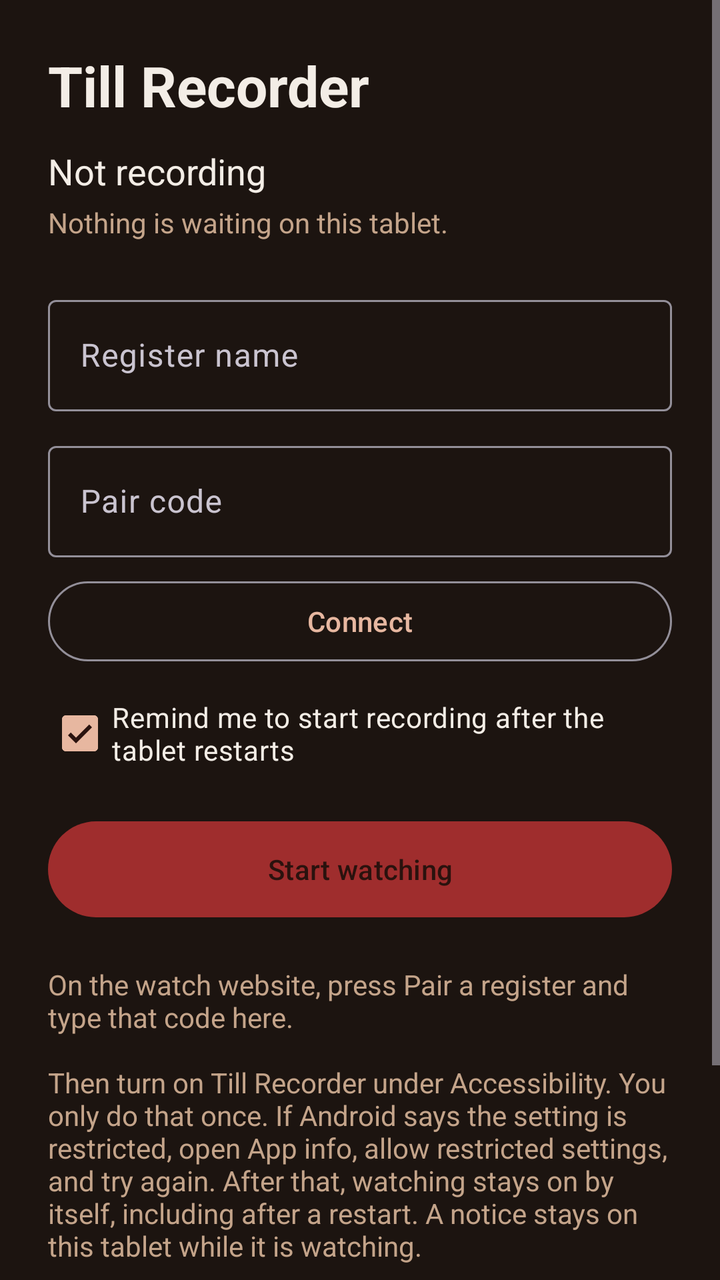
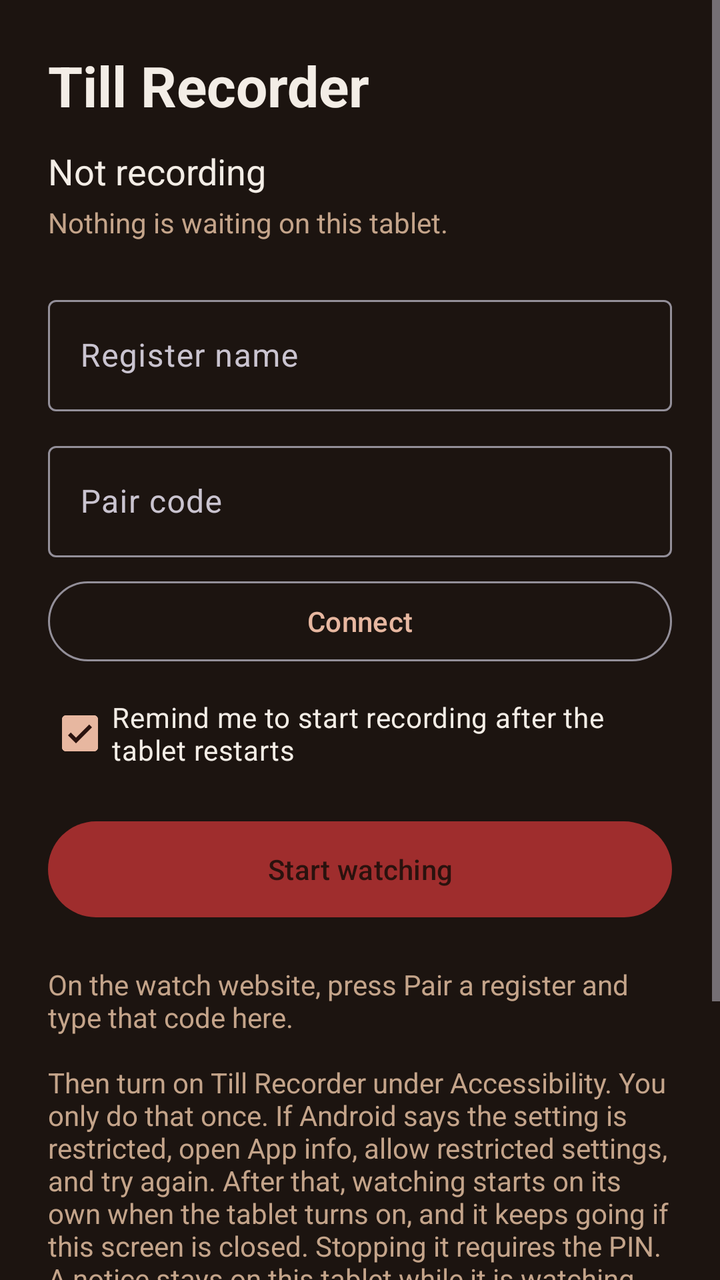

The first picture is an Android layout as it rendered before a commit; the second is the same layout after the commit. The layout source and the unified diff follow.
<!-- AndroidManifest.xml: application theme Theme.TillRecorder -->
<!-- res/layout/activity_main.xml -->
<?xml version="1.0" encoding="utf-8"?>
<ScrollView xmlns:android="http://schemas.android.com/apk/res/android"
    xmlns:app="http://schemas.android.com/apk/res-auto"
    android:layout_width="match_parent"
    android:layout_height="match_parent"
    android:background="@color/bg"
    android:fillViewport="true">

    <LinearLayout
        android:layout_width="match_parent"
        android:layout_height="wrap_content"
        android:orientation="vertical"
        android:padding="24dp">

        <TextView
            android:layout_width="match_parent"
            android:layout_height="wrap_content"
            android:text="@string/app_name"
            android:textColor="@color/ink"
            android:textSize="28sp"
            android:textStyle="bold" />

        <TextView
            android:id="@+id/statusText"
            android:layout_width="match_parent"
            android:layout_height="wrap_content"
            android:layout_marginTop="12dp"
            android:text="@string/status_idle"
            android:textColor="@color/ink"
            android:textSize="18sp" />

        <TextView
            android:id="@+id/pendingText"
            android:layout_width="match_parent"
            android:layout_height="wrap_content"
            android:layout_marginTop="4dp"
            android:text="@string/pending_clear"
            android:textColor="@color/muted"
            android:textSize="14sp" />

        <com.google.android.material.textfield.TextInputLayout
            android:layout_width="match_parent"
            android:layout_height="wrap_content"
            android:layout_marginTop="24dp"
            android:hint="@string/register_name"
            app:boxBackgroundMode="outline">

            <com.google.android.material.textfield.TextInputEditText
                android:id="@+id/registerName"
                android:layout_width="match_parent"
                android:layout_height="wrap_content"
                android:inputType="textCapWords"
                android:singleLine="true" />
        </com.google.android.material.textfield.TextInputLayout>

        <com.google.android.material.textfield.TextInputLayout
            android:id="@+id/pairLayout"
            android:layout_width="match_parent"
            android:layout_height="wrap_content"
            android:layout_marginTop="12dp"
            android:hint="@string/pair_code"
            app:boxBackgroundMode="outline">

            <com.google.android.material.textfield.TextInputEditText
                android:id="@+id/pairCode"
                android:layout_width="match_parent"
                android:layout_height="wrap_content"
                android:inputType="textCapCharacters"
                android:singleLine="true" />
        </com.google.android.material.textfield.TextInputLayout>

        <com.google.android.material.button.MaterialButton
            android:id="@+id/connectButton"
            style="@style/Widget.Material3.Button.OutlinedButton"
            android:layout_width="match_parent"
            android:layout_height="wrap_content"
            android:layout_marginTop="8dp"
            android:text="@string/connect" />

        <com.google.android.material.checkbox.MaterialCheckBox
            android:id="@+id/remindRestart"
            android:layout_width="match_parent"
            android:layout_height="wrap_content"
            android:layout_marginTop="8dp"
            android:checked="true"
            android:text="@string/remind_restart"
            android:textColor="@color/ink" />

        <com.google.android.material.button.MaterialButton
            android:id="@+id/recordButton"
            android:layout_width="match_parent"
            android:layout_height="56dp"
            android:layout_marginTop="16dp"
            android:text="@string/start"
            app:backgroundTint="@color/record" />

        <TextView
            android:layout_width="match_parent"
            android:layout_height="wrap_content"
            android:layout_marginTop="20dp"
            android:text="@string/help"
            android:textColor="@color/muted"
            android:textSize="14sp" />

        <TextView
            android:layout_width="match_parent"
            android:layout_height="wrap_content"
            android:layout_marginTop="12dp"
            android:text="@string/card_warning"
            android:textColor="@color/muted"
            android:textSize="14sp" />
    </LinearLayout>
</ScrollView>
<!-- resources referenced by this layout -->
<resources>
  <color name="bg">#1C1410</color>
  <color name="ink">#F3EDE6</color>
  <color name="muted">#C4A48A</color>
  <color name="record">#9F2D2D</color>
  <string name="app_name">Till Recorder</string>
  <string name="card_warning">A clip includes everything on the screen. Use a register that hides card numbers, and only give the token to people who should watch the day.</string>
  <string name="connect">Connect</string>
  <string name="help">On the watch website, press Pair a register and type that code here.\n\nThen turn on Till Recorder under Accessibility. You only do that once. If Android says the setting is restricted, open App info, allow restricted settings, and try again. After that, watching stays on by itself, including after a restart. A notice stays on this tablet while it is watching.\n\nFrom the website you can turn the front camera on or off.</string>
  <string name="pair_code">Pair code</string>
  <string name="pending_clear">Nothing is waiting on this tablet.</string>
  <string name="register_name">Register name</string>
  <string name="remind_restart">Remind me to start recording after the tablet restarts</string>
  <string name="start">Start watching</string>
  <string name="status_idle">Not recording</string>
  <style name="Theme.TillRecorder" parent="Theme.Material3.Dark.NoActionBar">
          <item name="colorPrimary">#E7B7A0</item>
          <item name="colorOnPrimary">#2A120E</item>
          <item name="android:statusBarColor">@color/bg</item>
          <item name="android:navigationBarColor">@color/bg</item>
          <item name="android:windowBackground">@color/bg</item>
          <item name="android:windowLightStatusBar">false</item>
      </style>
</resources>

<!-- the commit's change to res/layout/activity_main.xml (unified diff, before → after) -->
@@ -38,6 +38,141 @@
             android:textColor="@color/muted"
             android:textSize="14sp" />
 
+        <LinearLayout
+            android:id="@+id/lockPanel"
+            android:layout_width="match_parent"
+            android:layout_height="wrap_content"
+            android:orientation="vertical"
+            android:visibility="gone">
+
+            <TextView
+                android:id="@+id/lockStatus"
+                android:layout_width="match_parent"
+                android:layout_height="wrap_content"
+                android:layout_marginTop="24dp"
+                android:text="@string/watching_locked"
+                android:textColor="@color/ink"
+                android:textSize="18sp" />
+
+            <TextView
+                android:layout_width="match_parent"
+                android:layout_height="wrap_content"
+                android:layout_marginTop="8dp"
+                android:text="@string/pin_title"
+                android:textColor="@color/muted"
+                android:textSize="16sp" />
+
+            <com.google.android.material.textfield.TextInputLayout
+                android:layout_width="match_parent"
+                android:layout_height="wrap_content"
+                android:layout_marginTop="12dp"
+                android:hint="@string/pin_hint"
+                app:boxBackgroundMode="outline">
+
+                <com.google.android.material.textfield.TextInputEditText
+                    android:id="@+id/pinEntry"
+                    android:layout_width="match_parent"
+                    android:layout_height="wrap_content"
+                    android:digits="0123456789"
+                    android:imeOptions="actionDone"
+                    android:importantForAutofill="no"
+                    android:inputType="numberPassword"
+                    android:maxLength="6"
+                    android:singleLine="true" />
+            </com.google.android.material.textfield.TextInputLayout>
+
+            <TextView
+                android:id="@+id/pinError"
+                android:layout_width="match_parent"
+                android:layout_height="wrap_content"
+                android:layout_marginTop="8dp"
+                android:textColor="@color/pin_error"
+                android:textSize="16sp"
+                android:visibility="gone" />
+
+            <com.google.android.material.button.MaterialButton
+                android:id="@+id/unlockButton"
+                android:layout_width="match_parent"
+                android:layout_height="56dp"
+                android:layout_marginTop="12dp"
+                android:text="@string/pin_unlock" />
+        </LinearLayout>
+
+        <LinearLayout
+            android:id="@+id/pinSetupPanel"
+            android:layout_width="match_parent"
+            android:layout_height="wrap_content"
+            android:orientation="vertical"
+            android:visibility="gone">
+
+            <TextView
+                android:layout_width="match_parent"
+                android:layout_height="wrap_content"
+                android:layout_marginTop="24dp"
+                android:text="@string/pin_setup_body"
+                android:textColor="@color/ink"
+                android:textSize="18sp" />
+
+            <com.google.android.material.textfield.TextInputLayout
+                android:layout_width="match_parent"
+                android:layout_height="wrap_content"
+                android:layout_marginTop="12dp"
+                android:hint="@string/pin_new"
+                app:boxBackgroundMode="outline">
+
+                <com.google.android.material.textfield.TextInputEditText
+                    android:id="@+id/newPin"
+                    android:layout_width="match_parent"
+                    android:layout_height="wrap_content"
+                    android:digits="0123456789"
+                    android:importantForAutofill="no"
+                    android:inputType="numberPassword"
+                    android:maxLength="6"
+                    android:singleLine="true" />
+            </com.google.android.material.textfield.TextInputLayout>
+
+            <com.google.android.material.textfield.TextInputLayout
+                android:layout_width="match_parent"
+                android:layout_height="wrap_content"
+                android:layout_marginTop="12dp"
+                android:hint="@string/pin_confirm"
+                app:boxBackgroundMode="outline">
+
+                <com.google.android.material.textfield.TextInputEditText
+                    android:id="@+id/confirmPin"
+                    android:layout_width="match_parent"
+                    android:layout_height="wrap_content"
+                    android:digits="0123456789"
+                    android:imeOptions="actionDone"
+                    android:importantForAutofill="no"
+                    android:inputType="numberPassword"
+                    android:maxLength="6"
+                    android:singleLine="true" />
+            </com.google.android.material.textfield.TextInputLayout>
+
+            <TextView
+                android:id="@+id/pinSetupError"
+                android:layout_width="match_parent"
+                android:layout_height="wrap_content"
+                android:layout_marginTop="8dp"
+                android:textColor="@color/pin_error"
+                android:textSize="16sp"
+                android:visibility="gone" />
+
+            <com.google.android.material.button.MaterialButton
+                android:id="@+id/savePinButton"
+                android:layout_width="match_parent"
+                android:layout_height="56dp"
+                android:layout_marginTop="12dp"
+                android:text="@string/pin_save" />
+        </LinearLayout>
+
+        <LinearLayout
+            android:id="@+id/controlsPanel"
+            android:layout_width="match_parent"
+            android:layout_height="wrap_content"
+            android:orientation="vertical">
+
         <com.google.android.material.textfield.TextInputLayout
             android:layout_width="match_parent"
             android:layout_height="wrap_content"
@@ -109,5 +244,6 @@
             android:text="@string/card_warning"
             android:textColor="@color/muted"
             android:textSize="14sp" />
+        </LinearLayout>
     </LinearLayout>
 </ScrollView>
<!-- resource entries referenced after the edit -->
@@ -3,17 +3,26 @@
   <color name="bg">#1C1410</color>
   <color name="ink">#F3EDE6</color>
   <color name="muted">#C4A48A</color>
+  <color name="pin_error">#FFB4A8</color>
   <color name="record">#9F2D2D</color>
   <string name="app_name">Till Recorder</string>
   <string name="card_warning">A clip includes everything on the screen. Use a register that hides card numbers, and only give the token to people who should watch the day.</string>
   <string name="connect">Connect</string>
-  <string name="help">On the watch website, press Pair a register and type that code here.\n\nThen turn on Till Recorder under Accessibility. You only do that once. If Android says the setting is restricted, open App info, allow restricted settings, and try again. After that, watching stays on by itself, including after a restart. A notice stays on this tablet while it is watching.\n\nFrom the website you can turn the front camera on or off.</string>
+  <string name="help">On the watch website, press Pair a register and type that code here.\n\nThen turn on Till Recorder under Accessibility. You only do that once. If Android says the setting is restricted, open App info, allow restricted settings, and try again. After that, watching starts on its own when the tablet turns on, and it keeps going if this screen is closed. Stopping it requires the PIN. A notice stays on this tablet while it is watching.\n\nFrom the website you can turn the front camera on or off, and lock the register. The register stays locked until this PIN is entered on the tablet, or you press Unlock on the watch page.</string>
   <string name="pair_code">Pair code</string>
   <string name="pending_clear">Nothing is waiting on this tablet.</string>
+  <string name="pin_confirm">Confirm PIN</string>
+  <string name="pin_hint">PIN</string>
+  <string name="pin_new">New PIN</string>
+  <string name="pin_save">Save PIN</string>
+  <string name="pin_setup_body">Set a PIN of 4 to 6 digits. Watching can only be stopped after this PIN is entered.</string>
+  <string name="pin_title">Enter the PIN to change this register.</string>
+  <string name="pin_unlock">Unlock</string>
   <string name="register_name">Register name</string>
   <string name="remind_restart">Remind me to start recording after the tablet restarts</string>
   <string name="start">Start watching</string>
   <string name="status_idle">Not recording</string>
+  <string name="watching_locked">Watching this register.</string>
   <style name="Theme.TillRecorder" parent="Theme.Material3.Dark.NoActionBar">
           <item name="colorPrimary">#E7B7A0</item>
           <item name="colorOnPrimary">#2A120E</item>
